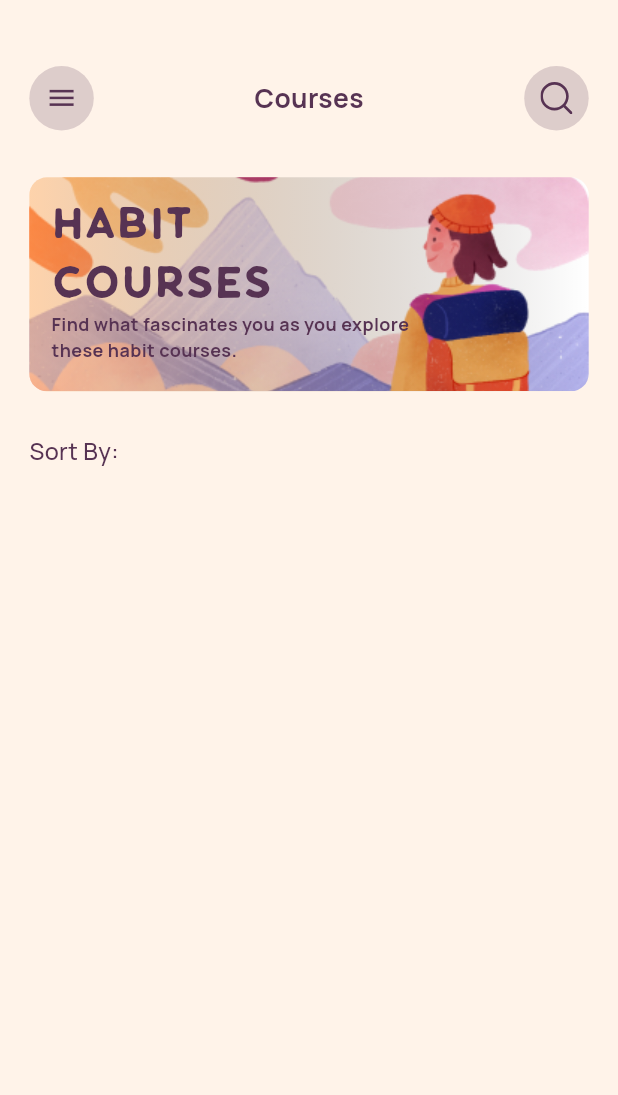
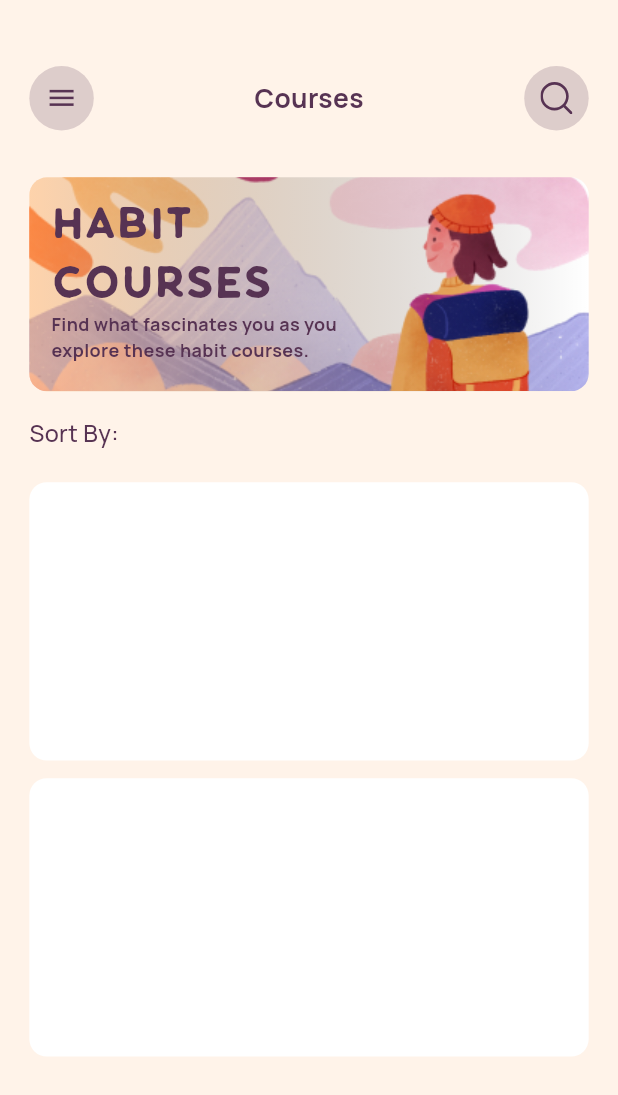
Before and after one commit to Gbenga-Abiodun/habit-app, a Flutter app: the CoursePage screen opened by its route, on a phone screen of 412 x 824 dp. Shown: the top 1095 px of the screen. Run offline on Flutter 3.47's test engine with Material 3 defaults, Android fonts, the phone set to English and light mode, and no system bars; drawn by our look-alikes of auto_size_text; our stand-ins replace cached_network_image, cloud_firestore, dropdown_button2, firebase_auth, firebase_core, flutter_profile_picture and 7 more; missing offline and left inert: flutter_facebook_auth; accounts and stored records are empty.

Commit message:
worked on the course_page.dart

```diff
--- a/lib/controller/auth_controller.dart
+++ b/lib/controller/auth_controller.dart
@@ -271,7 +271,7 @@ class AuthController extends GetxController implements GetxService {
               id: onValue.user!.uid.toString(),
               userName: onValue.user!.displayName.toString(),
               email: onValue.user!.email.toString(),
-              profilePhoto: onValue.user!.photoURL.toString() + "?access_token=${loginResult.accessToken!.tokenString}",
+              profilePhoto: onValue.user!.photoURL.toString(),
               totalWorkHours: 0,
               taskCompleted: 0,
               user_id: onValue.user!.uid.toString(),
--- a/lib/main.dart
+++ b/lib/main.dart
@@ -12,10 +12,11 @@ import 'helpers/dependencies.dart' as dep;
 
 void main() async {
   WidgetsFlutterBinding.ensureInitialized();
+  await dep.init();
   await Firebase.initializeApp(
     options: DefaultFirebaseOptions.currentPlatform,
   );
-  await dep.init();
+
   SystemChrome.setPreferredOrientations([
     DeviceOrientation.portraitUp,
     DeviceOrientation.portraitDown,
--- a/lib/pages/course/course_page.dart
+++ b/lib/pages/course/course_page.dart
@@ -48,7 +48,7 @@ class CoursePage extends StatelessWidget {
             ),
             const CourseCard(),
             SizedBox(
-              height: Dimensions.height12 * 2,
+              height: Dimensions.font12,
             ),
             Stack(
               children: [
@@ -120,8 +120,42 @@ class CoursePage extends StatelessWidget {
                     ],
                   ),
                 ),
+                Column(
+                  children: [
+                    SizedBox(height: Dimensions.height10 * 5,),
+                    Container(
+                      padding: EdgeInsets.symmetric(
+                        horizontal: Dimensions.height10 * 2,
+                      ),
+                      height: Dimensions.height12 * 33.5,
+                      child: ListView.builder(
+                        padding: EdgeInsets.zero,
+                        physics: AlwaysScrollableScrollPhysics(),
+                        itemCount: 3,
+                        itemBuilder: (context, index) {
+                          return Container(
+                            width: MediaQuery.of(context).size.width,
+                            height: Dimensions.height10 * 19,
+                            margin: EdgeInsets.only(
+                              bottom: Dimensions.height12,
+
+                            ),
+
+                            decoration: BoxDecoration(
+                              color: Colors.white,
+                              borderRadius: BorderRadius.circular(
+                                Dimensions.height12,
+                              ),
+                            ),
+                          );
+                        },),
+                    ),
+                  ],
+                ),
               ],
-            )
+            ),
+
+
           ],
         ),
       ),
--- a/lib/widgets/course_card.dart
+++ b/lib/widgets/course_card.dart
@@ -67,7 +67,7 @@ class CourseCard extends StatelessWidget {
                       children: [
                         SmallText(
                           text:
-                              "Find what fascinates you as you explore \nthese habit courses.",
+                              "Find what fascinates you as you \nexplore these habit courses.",
                           // fontFamily: "Klasik",
                           size: Dimensions.height12,
                           fontWeight: FontWeight.w700,
--- a/pubspec.yaml
+++ b/pubspec.yaml
@@ -49,11 +49,11 @@ dependencies:
 
   sqflite:
   flutter_svg_provider: ^1.0.7
-  flutter_initicon: ^2.0.0
+
   dropdown_button2: ^2.3.9
   shared_preferences: ^2.2.3
   flutter_facebook_auth: ^7.0.1
-  flutter_randomcolor: ^1.0.15
+  flutter_profile_picture: ^2.0.0
 
 
 dev_dependencies:
```
Also changed, not shown: lib/pages/home/home_page.dart (+16 -18 lines), assets/images/profile.jpg (added), lib/generated/assets.dart, pubspec.lock.
